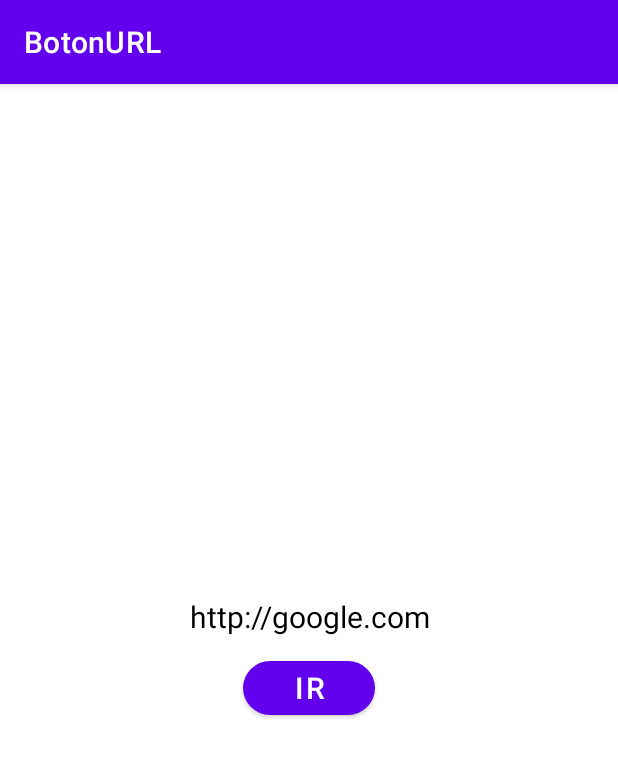
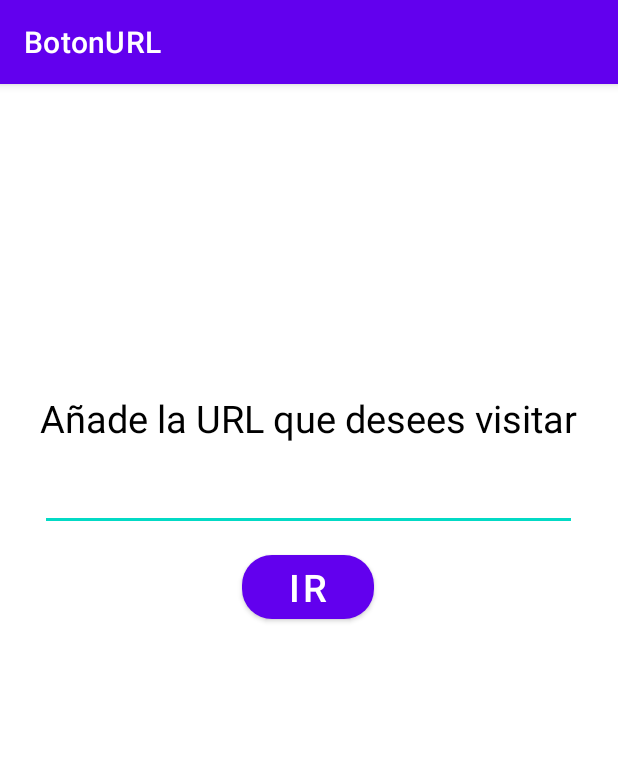
Before and after one commit to SaJiNar/BotonURL2ver, an Android app: the screen it shows after launch (MainActivity), after a tap on "IR", on a phone screen of 412 x 824 dp. Shown: the top 758 px of the screen. Run offline under Robolectric (Android 15) with nearby library versions, the phone set to English and light mode, and no system bars.

Commit message:
Changes to make possible that navigates to another website wrote at URL

```diff
--- a/app/src/main/AndroidManifest.xml
+++ b/app/src/main/AndroidManifest.xml
@@ -1,6 +1,5 @@
 <manifest xmlns:android="http://schemas.android.com/apk/res/android"
     xmlns:tools="http://schemas.android.com/tools">
-
     <uses-permission android:name="android.permission.INTERNET" />
     <uses-permission android:name="android.permission.ACCESS_NETWORK_STATE" />
 
@@ -20,7 +19,6 @@
             android:exported="true">
             <intent-filter>
                 <action android:name="android.intent.action.MAIN" />
-
                 <category android:name="android.intent.category.LAUNCHER" />
             </intent-filter>
         </activity>
--- a/app/src/main/java/com/example/botonurl/MainActivity.java
+++ b/app/src/main/java/com/example/botonurl/MainActivity.java
@@ -4,20 +4,32 @@ import android.content.Intent;
 import android.net.Uri;
 import android.os.Bundle;
 import android.view.View;
+import android.widget.EditText;
 
 import androidx.appcompat.app.AppCompatActivity;
 
 public class MainActivity extends AppCompatActivity {
 
+    private EditText urlEditText;
+
     @Override
     protected void onCreate(Bundle savedInstanceState) {
         super.onCreate(savedInstanceState);
         setContentView(R.layout.activity_main);
+
+        urlEditText = findViewById(R.id.EditTextURL);
     }
 
-    public void browser (View view) {
-        Intent browserIntent = new Intent(Intent.ACTION_VIEW, Uri.parse("http://google.com"));
-        startActivity(browserIntent);
+    public void browser(View view) {
+        String url = urlEditText.getText().toString();
+
+        if (!url.isEmpty()) {
+            if (!url.startsWith("http://") && !url.startsWith("https://")) {
+                url = "http://" + url;
+            }
+
+            Intent browserIntent = new Intent(Intent.ACTION_VIEW, Uri.parse(url));
+            startActivity(browserIntent);
+        }
     }
-
 }
--- a/app/src/main/res/layout/activity_main.xml
+++ b/app/src/main/res/layout/activity_main.xml
@@ -6,29 +6,44 @@
     android:id="@+id/activity_main">
 
     <LinearLayout
-        android:orientation="vertical"
         android:layout_width="wrap_content"
         android:layout_height="wrap_content"
-        android:layout_centerInParent="true">
+        android:layout_centerInParent="true"
+        android:orientation="vertical">
 
         <TextView
+            android:id="@+id/TextView"
             android:layout_width="wrap_content"
             android:layout_height="wrap_content"
-            android:text="@string/link"
-            android:textSize="20dp"
+            android:layout_gravity="center_horizontal"
+            android:gravity="center_horizontal"
+            android:importantForAutofill="no"
+            android:text="Añade la URL que desees visitar"
             android:textColor="@color/black"
-            android:gravity="center_horizontal" />
+            android:textSize="25dp" />
+
+        <EditText
+            android:id="@+id/EditTextURL"
+            android:layout_width="match_parent"
+            android:layout_height="match_parent"
+            android:gravity="center_horizontal"
+            android:importantForAutofill="no"
+            android:paddingTop="15dp"
+            android:paddingBottom="15dp"
+            android:textColor="@color/black"
+            android:textSize="20dp" />
 
         <Button
             android:id="@+id/buttonURL"
             android:layout_width="wrap_content"
             android:layout_height="wrap_content"
+            android:layout_gravity="center_horizontal"
+            android:layout_marginTop="10dp"
+            android:layout_marginBottom="200dp"
             android:onClick="browser"
             android:text="IR"
-            android:textSize="20dp"
-            app:cornerRadius="20dp"
-            android:layout_marginTop="10dp"
-            android:layout_gravity="center_horizontal" />
+            android:textSize="25dp"
+            app:cornerRadius="20dp" />
 
     </LinearLayout>
 </RelativeLayout>
--- a/app/src/main/res/values/strings.xml
+++ b/app/src/main/res/values/strings.xml
@@ -1,5 +1,4 @@
 <resources>
     <string name="app_name">BotonURL</string>
     <string name="ButtonURL">IR</string>
-    <string name="link">http://google.com</string>
 </resources>
```
